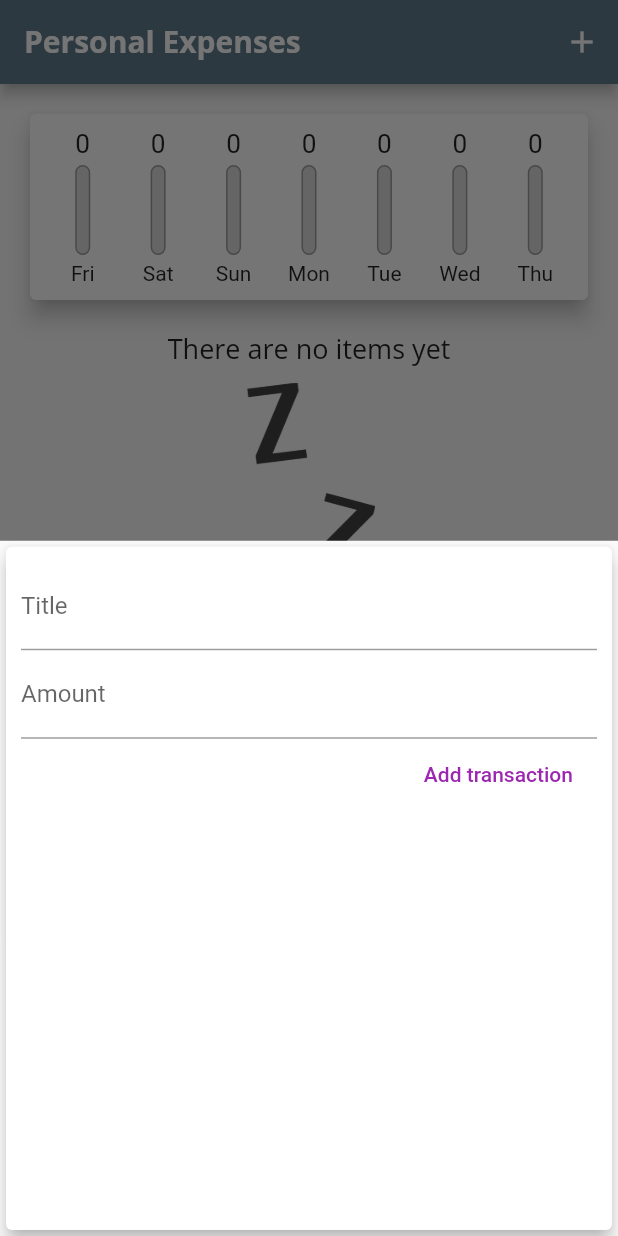
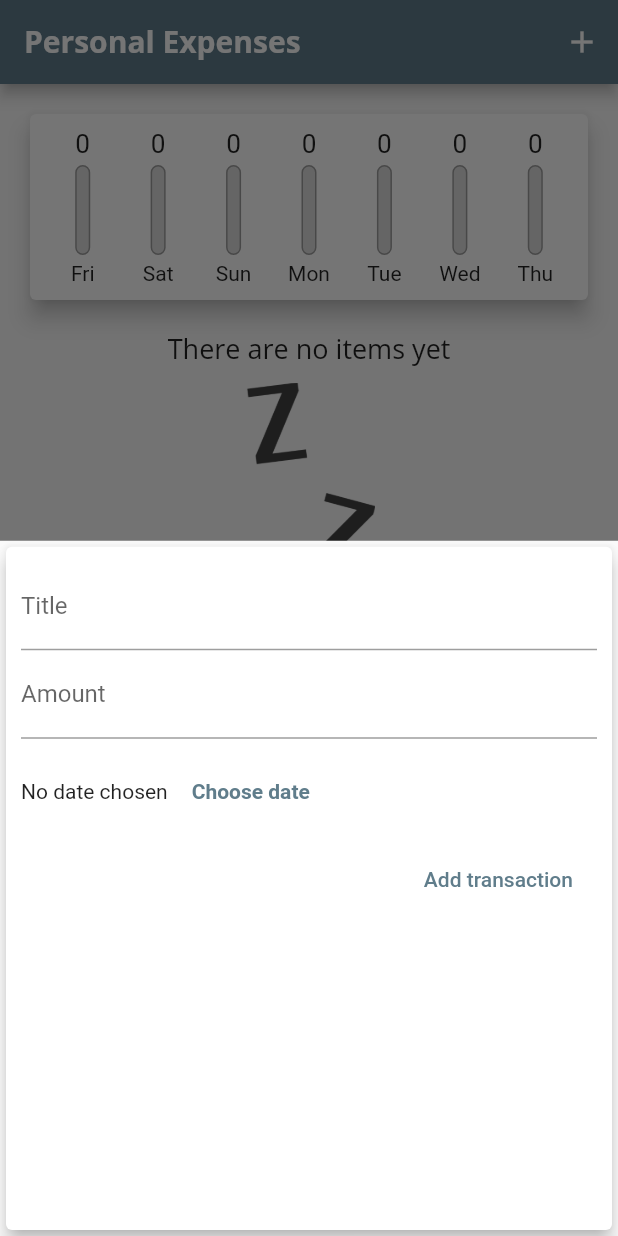
Before and after one commit to adrianbadarau/flutter-expense-tracker, a Flutter app: the screen it shows after launch, after a tap on the "add" icon, on a phone screen of 412 x 824 dp. Run offline on Flutter 3.47's test engine with Material 2 defaults, Android fonts, the phone set to English and light mode, and no system bars.

Commit message:
started working on adding the date picker

```diff
--- a/lib/main.dart
+++ b/lib/main.dart
@@ -18,8 +18,16 @@ class MyApp extends StatelessWidget {
         primarySwatch: Colors.blueGrey,
         accentColor: Colors.blue,
         fontFamily: 'Quicksand',
-        textTheme: ThemeData.light().textTheme.copyWith(headline6: TextStyle(fontFamily: 'OpenSans',fontSize: 18)),
-        appBarTheme: AppBarTheme(textTheme: ThemeData.light().textTheme.copyWith(headline6: TextStyle(fontFamily: 'OpenSans', fontSize: 20,fontWeight: FontWeight.bold)))
+        textTheme: ThemeData.light().textTheme.copyWith(
+            headline6: TextStyle(fontFamily: 'OpenSans', fontSize: 18)),
+        appBarTheme: AppBarTheme(
+            textTheme: ThemeData.light().textTheme.copyWith(
+                  headline6: TextStyle(
+                      fontFamily: 'OpenSans',
+                      fontSize: 20,
+                      fontWeight: FontWeight.bold),
+                  button: TextStyle(color: Colors.white),
+                )),
       ),
     );
   }
--- a/lib/widgets/new_transaction.dart
+++ b/lib/widgets/new_transaction.dart
@@ -46,10 +46,26 @@ class _NewTransactionState extends State<NewTransaction> {
               keyboardType: TextInputType.numberWithOptions(decimal: true),
               onSubmitted: (_) => submitData(),
             ),
+            Container(
+              height: 70,
+              child: Row(
+                children: <Widget>[
+                  Text('No date chosen'),
+                  FlatButton(
+                    textColor: Theme.of(context).primaryColor,
+                    child: Text(
+                      'Choose date',
+                      style: TextStyle(fontWeight: FontWeight.bold),
+                    ),
+                    onPressed: () {},
+                  )
+                ],
+              ),
+            ),
             FlatButton(
               child: Text('Add transaction'),
               onPressed: submitData,
-              textColor: Colors.purple,
+              textColor: Theme.of(context).primaryColor,
             )
           ],
         ),
```
